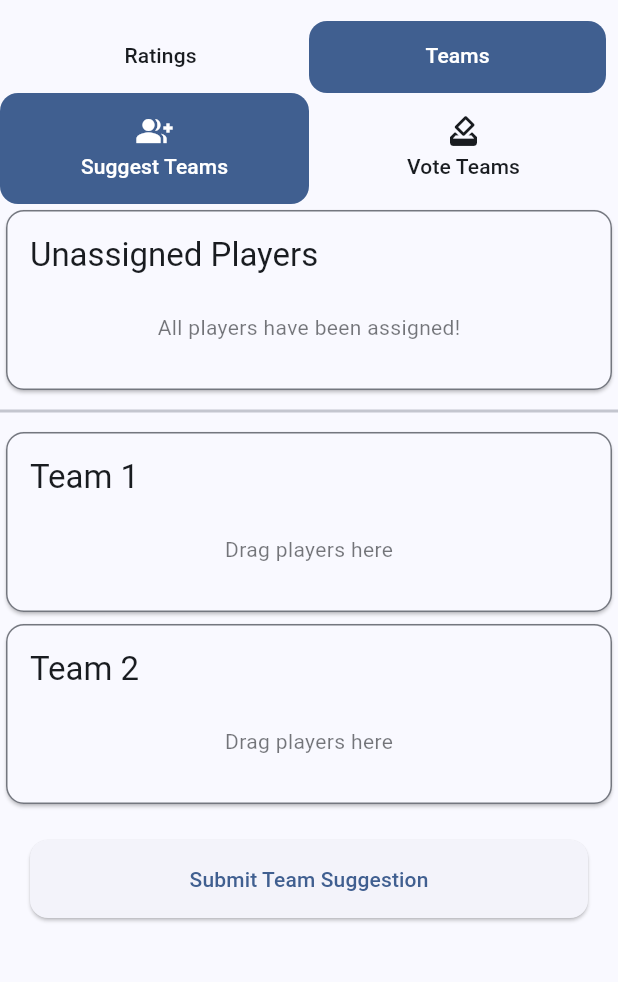
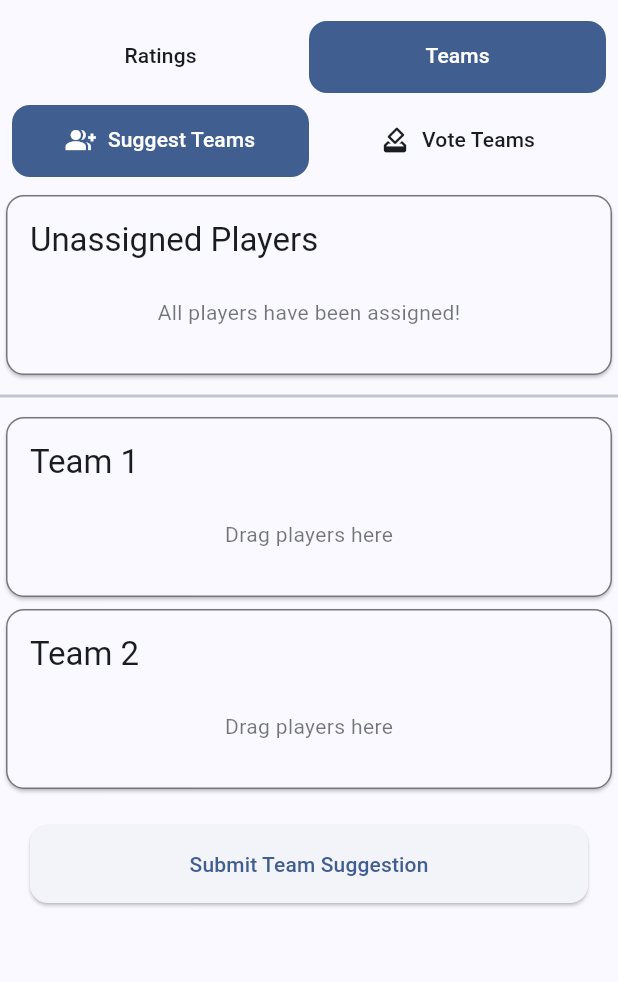
Before and after one commit to SajadMirzaei/sport-toolkit, a Flutter app: the HomePage screen opened by its route, tab 2 chosen, on a phone screen of 412 x 824 dp, the part 63-1045 px from its top. Run offline on Flutter 3.47's test engine with Material 3 defaults, Android fonts, the phone set to English and light mode, and no system bars; our stand-ins replace cloud_firestore, firebase_auth, firebase_core; accounts and stored records are empty; generated files the repository leaves out were written again.

Commit message:
Style changes to the teams page.

```diff
--- a/lib/views/teams_view.dart
+++ b/lib/views/teams_view.dart
@@ -8,17 +8,33 @@ class TeamsPage extends StatelessWidget {
 
   @override
   Widget build(BuildContext context) {
+    Widget _buildTab(String text, IconData icon) {
+      return Tab(
+        child: Row(
+          mainAxisAlignment: MainAxisAlignment.center,
+          children: [
+            Icon(icon, size: 20),
+            const SizedBox(width: 8),
+            Text(text),
+          ],
+        ),
+      );
+    }
+
     // By using a Column with a TabBar and an Expanded TabBarView,
     // we avoid a nested Scaffold, which was causing the layout overflow.
     return DefaultTabController(
       length: 2, // Two tabs: Create and Vote
       child: Column(
         children: [
-          const TabBar(
-            tabs: [
-              Tab(text: 'Suggest Teams', icon: Icon(Icons.group_add)),
-              Tab(text: 'Vote Teams', icon: Icon(Icons.how_to_vote)),
-            ],
+          Padding(
+            padding: const EdgeInsets.all(8.0),
+            child: TabBar(
+              tabs: [
+                _buildTab('Suggest Teams', Icons.group_add),
+                _buildTab('Vote Teams', Icons.how_to_vote),
+              ],
+            ),
           ),
           Expanded(
             child: TabBarView(
```
